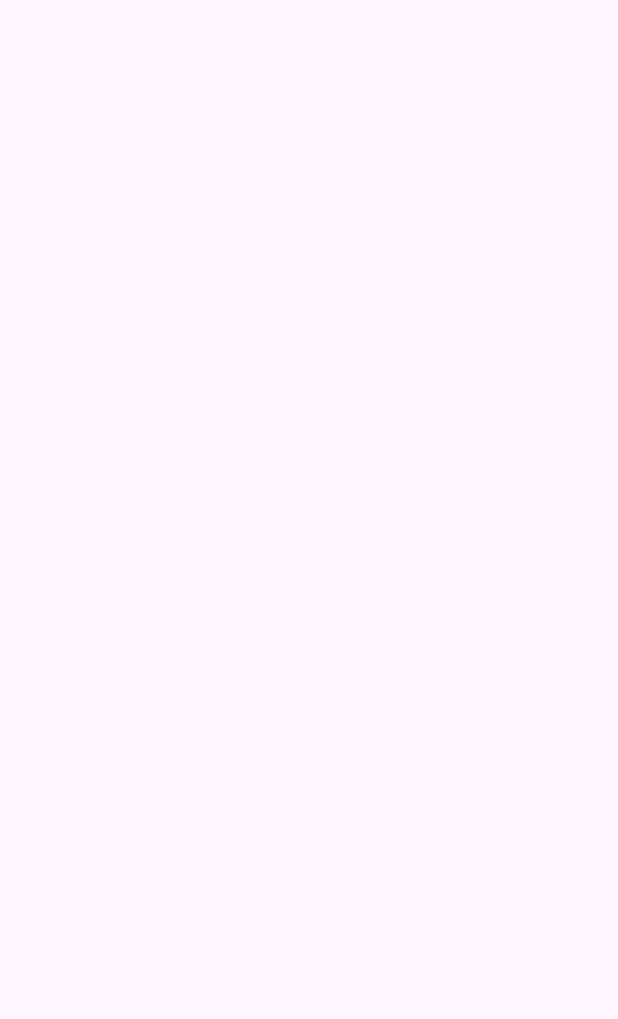
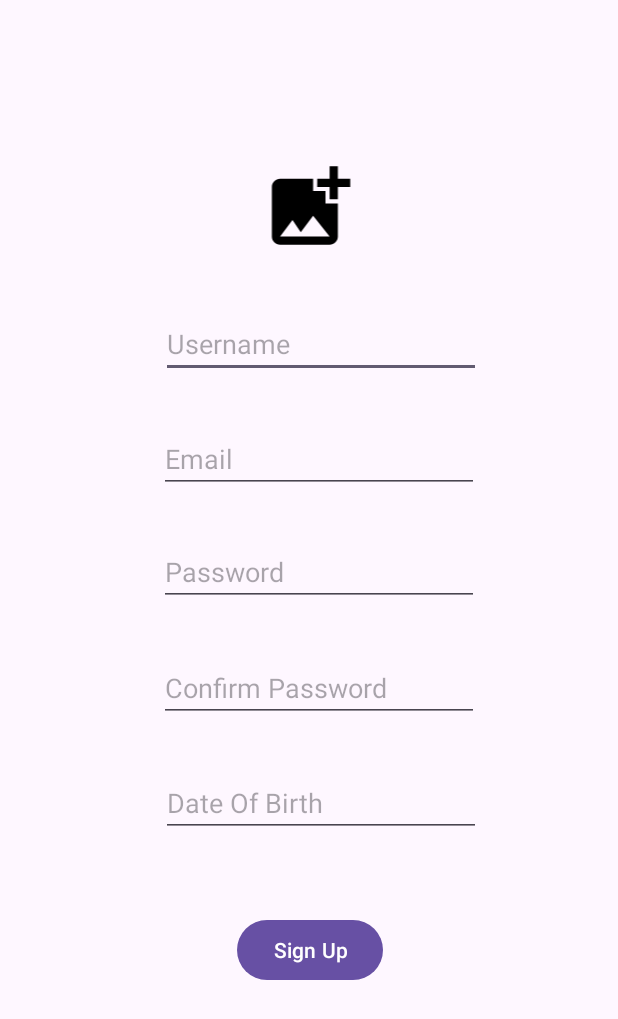
Before and after one commit to thecodemonster1/Wonder-Trip, an Android app: the SignIn screen opened directly, with no data from a screen before it, on a phone screen of 412 x 824 dp. Before the commit the part shown is empty. Shown: the top 1019 px of the screen. Run offline under Robolectric (Android 15) with nearby library versions, the phone set to English and light mode, and no system bars.

Commit message:
commit #2

```diff
--- a/app/src/main/java/com/example/wonder_trip_project/MainActivity.java
+++ b/app/src/main/java/com/example/wonder_trip_project/MainActivity.java
@@ -2,7 +2,9 @@ package com.example.wonder_trip_project;
 
 import androidx.appcompat.app.AppCompatActivity;
 
+import android.content.Intent;
 import android.os.Bundle;
+import android.view.View;
 
 public class MainActivity extends AppCompatActivity {
 
@@ -11,4 +13,11 @@ public class MainActivity extends AppCompatActivity {
         super.onCreate(savedInstanceState);
         setContentView(R.layout.activity_main);
     }
+
+    // Click handling method
+    public void onClickableTextClick(View view) {
+        // Create an Intent to navigate to the next activity
+        Intent intent = new Intent(this, SignIn.class);
+        startActivity(intent);
+    }
 }
--- a/app/src/main/java/com/example/wonder_trip_project/SignIn.java
+++ b/app/src/main/java/com/example/wonder_trip_project/SignIn.java
@@ -2,7 +2,9 @@ package com.example.wonder_trip_project;
 
 import androidx.appcompat.app.AppCompatActivity;
 
+import android.content.Intent;
 import android.os.Bundle;
+import android.view.View;
 
 public class SignIn extends AppCompatActivity {
 
@@ -11,4 +13,11 @@ public class SignIn extends AppCompatActivity {
         super.onCreate(savedInstanceState);
         setContentView(R.layout.activity_sign_in);
     }
+
+    // Click handling method
+    public void onClickableTextClick(View view) {
+        // Create an Intent to navigate to the next activity
+        Intent intent = new Intent(this, MainActivity.class);
+        startActivity(intent);
+    }
 }
--- /dev/null
+++ b/app/src/main/res/drawable/baseline_add_photo_alternate_24.xml
@@ -0,0 +1,5 @@
+<vector android:height="24dp" android:tint="#000000"
+    android:viewportHeight="24" android:viewportWidth="24"
+    android:width="24dp" xmlns:android="http://schemas.android.com/apk/res/android">
+    <path android:fillColor="@android:color/white" android:pathData="M19,7v2.99s-1.99,0.01 -2,0L17,7h-3s0.01,-1.99 0,-2h3L17,2h2v3h3v2h-3zM16,11L16,8h-3L13,5L5,5c-1.1,0 -2,0.9 -2,2v12c0,1.1 0.9,2 2,2h12c1.1,0 2,-0.9 2,-2v-8h-3zM5,19l3,-4 2,3 3,-4 4,5L5,19z"/>
+</vector>
--- a/app/src/main/res/layout/activity_main.xml
+++ b/app/src/main/res/layout/activity_main.xml
@@ -32,7 +32,7 @@
         app:layout_constraintTop_toBottomOf="@+id/imageView3" />
 
     <Button
-        android:id="@+id/logInBtn"
+        android:id="@+id/btnLogIn"
         android:layout_width="wrap_content"
         android:layout_height="wrap_content"
         android:layout_marginStart="160dp"
@@ -42,7 +42,7 @@
         app:layout_constraintTop_toBottomOf="@+id/textView" />
 
     <TextView
-        android:id="@+id/inkCreateNew"
+        android:id="@+id/linkCreateNew"
         android:layout_width="wrap_content"
         android:layout_height="wrap_content"
         android:layout_marginStart="8dp"
@@ -50,7 +50,8 @@
         android:text="here"
         android:textColor="#E33A3A"
         app:layout_constraintStart_toEndOf="@+id/textView"
-        app:layout_constraintTop_toBottomOf="@+id/txtPassword" />
+        app:layout_constraintTop_toBottomOf="@+id/txtPassword"
+        android:onClick="onClickableTextClick" />
 
     <TextView
         android:id="@+id/textView"
--- a/app/src/main/res/layout/activity_sign_in.xml
+++ b/app/src/main/res/layout/activity_sign_in.xml
@@ -6,4 +6,86 @@
     android:layout_height="match_parent"
     tools:context=".SignIn">
 
+    <ImageView
+        android:id="@+id/imageView2"
+        android:layout_width="113dp"
+        android:layout_height="66dp"
+        android:layout_marginStart="149dp"
+        android:layout_marginTop="105dp"
+        android:layout_marginEnd="149dp"
+        app:layout_constraintEnd_toEndOf="parent"
+        app:layout_constraintStart_toStartOf="parent"
+        app:layout_constraintTop_toTopOf="parent"
+        app:srcCompat="@drawable/baseline_add_photo_alternate_24" />
+
+    <EditText
+        android:id="@+id/editTextText"
+        android:layout_width="wrap_content"
+        android:layout_height="wrap_content"
+        android:layout_marginStart="107dp"
+        android:layout_marginTop="35dp"
+        android:ems="10"
+        android:hint="Username"
+        android:inputType="text"
+        app:layout_constraintStart_toStartOf="parent"
+        app:layout_constraintTop_toBottomOf="@+id/imageView2" />
+
+    <EditText
+        android:id="@+id/editTextTextEmailAddress"
+        android:layout_width="wrap_content"
+        android:layout_height="wrap_content"
+        android:layout_marginStart="106dp"
+        android:layout_marginTop="31dp"
+        android:ems="10"
+        android:hint="Email"
+        android:inputType="textEmailAddress"
+        app:layout_constraintStart_toStartOf="parent"
+        app:layout_constraintTop_toBottomOf="@+id/editTextText" />
+
+    <EditText
+        android:id="@+id/editTextTextPassword"
+        android:layout_width="wrap_content"
+        android:layout_height="wrap_content"
+        android:layout_marginStart="106dp"
+        android:layout_marginTop="30dp"
+        android:ems="10"
+        android:hint="Password"
+        android:inputType="textPassword"
+        app:layout_constraintStart_toStartOf="parent"
+        app:layout_constraintTop_toBottomOf="@+id/editTextTextEmailAddress" />
+
+    <EditText
+        android:id="@+id/editTextTextPassword2"
+        android:layout_width="wrap_content"
+        android:layout_height="wrap_content"
+        android:layout_marginStart="106dp"
+        android:layout_marginTop="32dp"
+        android:ems="10"
+        android:hint="Confirm Password"
+        android:inputType="textPassword"
+        app:layout_constraintStart_toStartOf="parent"
+        app:layout_constraintTop_toBottomOf="@+id/editTextTextPassword" />
+
+    <EditText
+        android:id="@+id/editTextDate"
+        android:layout_width="wrap_content"
+        android:layout_height="wrap_content"
+        android:layout_marginStart="107dp"
+        android:layout_marginTop="31dp"
+        android:ems="10"
+        android:hint="Date Of Birth"
+        android:inputType="date"
+        app:layout_constraintStart_toStartOf="parent"
+        app:layout_constraintTop_toBottomOf="@+id/editTextTextPassword2" />
+
+    <Button
+        android:id="@+id/btnSignUp"
+        android:layout_width="wrap_content"
+        android:layout_height="wrap_content"
+        android:layout_marginStart="158dp"
+        android:layout_marginTop="51dp"
+        android:text="Sign Up"
+        app:layout_constraintStart_toStartOf="parent"
+        app:layout_constraintTop_toBottomOf="@+id/editTextDate"
+        android:onClick="onClickableTextClick" />
 </androidx.constraintlayout.widget.ConstraintLayout>
```
